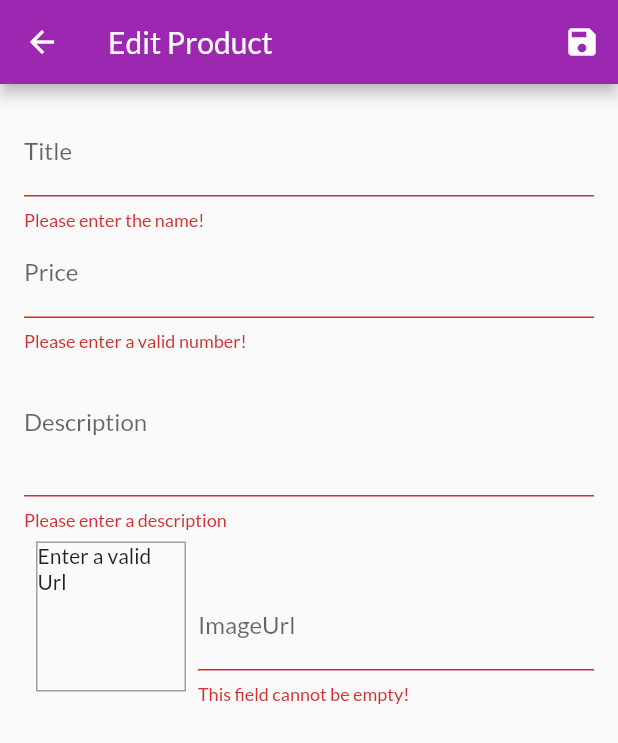
After one commit to sanjay-nanda/E-Commerce-App, a Flutter app: the EditProductScreen screen opened by its route, after a tap on the "save" icon, on a phone screen of 412 x 824 dp. The commit adds this screen. Shown: the top 743 px of the screen. Run offline on Flutter 3.47's test engine with Material 2 defaults, Android fonts, the phone set to English and light mode, and no system bars; network calls fail.

Commit message:
Added more functionalities

```diff
--- a/lib/main.dart
+++ b/lib/main.dart
@@ -1,3 +1,5 @@
+import './screens/edit_products_Screen.dart';
+import './screens/user_products_screen.dart';
 import './screens/orders_screen.dart';
 import './provider/cart.dart';
 import './screens/cart_screen.dart';
@@ -40,6 +42,8 @@ class MyApp extends StatelessWidget {
           ProductDetailsScreen.routeName: (ctx) => ProductDetailsScreen(),
           CartScreen.routeName: (ctx) => CartScreen(),
           OrdersScreen.routeName: (ctx) => OrdersScreen(),
+          UserProductsScreen.routeName: (ctx) => UserProductsScreen(),
+          EditProductScreen.routeName: (ctx) => EditProductScreen(),
         },
       ),
     );
--- a/lib/provider/products.dart
+++ b/lib/provider/products.dart
@@ -45,15 +45,28 @@ class Products with ChangeNotifier {
     return [..._items];
   }
 
-  // var _showFavoritesOnly = false;
+  void addProduct(Product product) {
+    final newProduct = Product(
+        id: DateTime.now().toString(),
+        description: product.description,
+        imageUrl: product.imageUrl,
+        price: product.price,
+        title: product.title);
+    _items.add(newProduct);
+    notifyListeners();
+  }
 
-  // void showFavoritesOnly(){
-  //   _showFavoritesOnly = true;
-  // }
+  void updateProduct(String id, Product newProduct){
+    final prodIndex = _items.indexWhere((element) => element.id == id);
+    if(prodIndex >= 0){
+    _items[prodIndex] = newProduct;
+    notifyListeners();} else{
+      print('...');
+    }
+  }
 
-  // void showAll(){
-  //   _showFavoritesOnly = false;
- // }
-
-
+  void deleteProduct(String id){
+    _items.removeWhere((element) => element.id == id);
+    notifyListeners();
+  }
 }
--- /dev/null
+++ b/lib/screens/edit_products_Screen.dart
@@ -0,0 +1,256 @@
+import '../provider/product.dart';
+import '../provider/products.dart';
+import 'package:flutter/material.dart';
+import 'package:provider/provider.dart';
+
+class EditProductScreen extends StatefulWidget {
+  static const routeName = '/edit-products-screen ';
+
+  @override
+  _EditProductScreenState createState() => _EditProductScreenState();
+}
+
+class _EditProductScreenState extends State<EditProductScreen> {
+  final _pricefocusNode = FocusNode();
+  final _descriptionfocusNode = FocusNode();
+  final _imageUrlcontroller = TextEditingController();
+  final _imageFocusNode = FocusNode();
+  final _form = GlobalKey<FormState>();
+  var _editedProduct =
+      Product(id: null, description: '', imageUrl: '', price: 0.0, title: '');
+  var _initValue = {
+    'title': '',
+    'description': '',
+    'price': '',
+    'imageUrl': '',
+  };
+  var _init = true;
+
+  @override
+  void initState() {
+    _imageFocusNode.addListener(_updateImageUrl);
+    super.initState();
+  }
+
+  @override
+  void didChangeDependencies() {
+    if (_init) {
+      final productId = ModalRoute.of(context).settings.arguments as String;
+      if (productId != null) {
+        _editedProduct = Provider.of<Products>(context, listen: false)
+            .items
+            .firstWhere((element) => element.id == productId);
+        _initValue = {
+          'title': _editedProduct.title,
+          'imageUrl': '',
+          'description': _editedProduct.description,
+          'price': _editedProduct.price.toString(),
+        };
+        _imageUrlcontroller.text = _editedProduct.imageUrl;
+      }
+      _init = false;
+    }
+    super.didChangeDependencies();
+  }
+
+  void _updateImageUrl() {
+    if (!_imageFocusNode.hasFocus) {
+      if (_imageUrlcontroller.text.isEmpty ||
+          (!_imageUrlcontroller.text.startsWith('http') &&
+              !_imageUrlcontroller.text.startsWith('https')) ||
+          (!_imageUrlcontroller.text.endsWith('.png') &&
+              !_imageUrlcontroller.text.endsWith('.jpeg') &&
+              !_imageUrlcontroller.text.endsWith('.jpg'))) {
+        return;
+      }
+
+      setState(() {});
+    }
+  }
+
+  void _saveForm() {
+    final _valid = _form.currentState.validate();
+
+    if (!_valid) {
+      return;
+    }
+
+    _form.currentState.save();
+    if (_editedProduct.id != null) {
+    } else {
+      Provider.of<Products>(context, listen: false).addProduct(_editedProduct);
+      Navigator.of(context).pop();
+    }
+  }
+
+  @override
+  void dispose() {
+    _pricefocusNode.dispose();
+    _descriptionfocusNode.dispose();
+    _imageUrlcontroller.dispose();
+    _imageFocusNode.dispose();
+    _imageFocusNode.removeListener(_updateImageUrl);
+    super.dispose();
+  }
+
+  @override
+  Widget build(BuildContext context) {
+    return Scaffold(
+      appBar: AppBar(
+        title: Text('Edit Product'),
+        actions: [IconButton(icon: Icon(Icons.save), onPressed: _saveForm)],
+      ),
+      body: Padding(
+        padding: const EdgeInsets.all(16.0),
+        child: Form(
+          key: _form,
+          child: SingleChildScrollView(
+            child: Column(
+              children: [
+                TextFormField(
+                  decoration: InputDecoration(labelText: 'Title'),
+                  initialValue: _initValue['title'],
+                  textInputAction: TextInputAction.next,
+                  onFieldSubmitted: (_) {
+                    FocusScope.of(context).requestFocus(_pricefocusNode);
+                  },
+                  onSaved: (value) {
+                    _editedProduct = Product(
+                        id: _editedProduct.id,
+                        description: _editedProduct.description,
+                        imageUrl: _editedProduct.imageUrl,
+                        price: _editedProduct.price,
+                        title: value,
+                        isFavorite: _editedProduct.isFavorite);
+                  },
+                  validator: (value) {
+                    if (value.isEmpty) {
+                      return "Please enter the name!";
+                    }
+                    return null;
+                  },
+                ),
+                TextFormField(
+                  decoration: InputDecoration(labelText: 'Price'),
+                  initialValue: _initValue['price'],
+                  textInputAction: TextInputAction.next,
+                  keyboardType: TextInputType.number,
+                  focusNode: _pricefocusNode,
+                  onFieldSubmitted: (_) {
+                    FocusScope.of(context).requestFocus(_descriptionfocusNode);
+                  },
+                  onSaved: (value) {
+                    _editedProduct = Product(
+                        id: _editedProduct.id,
+                        isFavorite: _editedProduct.isFavorite,
+                        description: _editedProduct.description,
+                        imageUrl: _editedProduct.imageUrl,
+                        price: double.parse(value),
+                        title: _editedProduct.title);
+                  },
+                  validator: (value) {
+                    if (double.tryParse(value) == null) {
+                      return 'Please enter a valid number!';
+                    }
+                    if (value.isEmpty) {
+                      return 'Please enter the price!';
+                    }
+                    if (double.parse(value) <= 0) {
+                      return 'Enter a valid price';
+                    }
+                    return null;
+                  },
+                ),
+                TextFormField(
+                  decoration: InputDecoration(labelText: 'Description'),
+                  maxLines: 3,
+                  initialValue: _initValue['description'],
+                  keyboardType: TextInputType.multiline,
+                  focusNode: _descriptionfocusNode,
+                  onSaved: (value) {
+                    _editedProduct = Product(
+                        id: _editedProduct.id,
+                        isFavorite: _editedProduct.isFavorite,
+                        description: value,
+                        imageUrl: _editedProduct.imageUrl,
+                        price: _editedProduct.price,
+                        title: _editedProduct.title);
+                  },
+                  validator: (value) {
+                    if (value.isEmpty) {
+                      return 'Please enter a description';
+                    }
+                    if (value.length < 10) {
+                      return 'Should be atleast 10 characters';
+                    }
+                    return null;
+                  },
+                ),
+                Row(
+                  crossAxisAlignment: CrossAxisAlignment.end,
+                  children: [
+                    Container(
+                      width: 100,
+                      height: 100,
+                      margin: EdgeInsets.all(8),
+                      decoration: BoxDecoration(
+                        border: Border.all(
+                          width: 1,
+                          color: Colors.grey,
+                        ),
+                      ),
+                      child: _imageUrlcontroller.text.isEmpty
+                          ? Text('Enter a valid Url')
+                          : FittedBox(
+                              child: Image.network(
+                                _imageUrlcontroller.text,
+                                fit: BoxFit.cover,
+                              ),
+                            ),
+                    ),
+                    Expanded(
+                      child: TextFormField(
+                        decoration: InputDecoration(labelText: 'ImageUrl'),
+                        keyboardType: TextInputType.text,
+                        textInputAction: TextInputAction.done,
+                        controller: _imageUrlcontroller,
+                        focusNode: _imageFocusNode,
+                        onFieldSubmitted: (_) {
+                          _saveForm();
+                        },
+                        onSaved: (value) {
+                          _editedProduct = Product(
+                              id: _editedProduct.id,
+                              isFavorite: _editedProduct.isFavorite,
+                              description: _editedProduct.description,
+                              imageUrl: value,
+                              price: _editedProduct.price,
+                              title: _editedProduct.title);
+                        },
+                        validator: (value) {
+                          if (value.isEmpty) {
+                            return 'This field cannot be empty!';
+                          }
+                          if (!value.startsWith('http') &&
+                              !value.startsWith('https')) {
+                            return 'Please enter a valid URL';
+                          }
+                          if (!value.endsWith('.png') &&
+                              !value.endsWith('.jpeg') &&
+                              !value.endsWith('.jpg')) {
+                            return 'Please enter an image URL.';
+                          }
+                          return null;
+                        },
+                      ),
+                    )
+                  ],
+                )
+              ],
+            ),
+          ),
+        ),
+      ),
+    );
+  }
+}
--- a/lib/widgets/app_drawer.dart
+++ b/lib/widgets/app_drawer.dart
@@ -1,4 +1,5 @@
 import 'package:Shopify/screens/orders_screen.dart';
+import 'package:Shopify/screens/user_products_screen.dart';
 import 'package:flutter/material.dart';
 
 class AppDrawer extends StatelessWidget {
@@ -21,12 +22,21 @@ class AppDrawer extends StatelessWidget {
           ),
           Divider(),
           ListTile(
-              leading: Icon(Icons.payment),
-              title: Text('Orders'),
-              onTap: () {
-                Navigator.of(context)
-                    .pushReplacementNamed(OrdersScreen.routeName);
-              })
+            leading: Icon(Icons.payment),
+            title: Text('Orders'),
+            onTap: () {
+              Navigator.of(context)
+                  .pushReplacementNamed(OrdersScreen.routeName);
+            },
+          ),
+          Divider(),
+          ListTile(
+            leading: Icon(Icons.edit),
+            title: Text('Manage Products'),
+            onTap: (){
+              Navigator.of(context).pushReplacementNamed(UserProductsScreen.routeName);
+            },
+          )
         ],
       ),
     );
--- a/lib/widgets/product_item.dart
+++ b/lib/widgets/product_item.dart
@@ -41,6 +41,16 @@ class ProductItem extends StatelessWidget {
               icon: Icon(Icons.shopping_cart),
               onPressed: () {
                 cart.addItem(product.id, product.price, product.title);
+                Scaffold.of(context).hideCurrentSnackBar();
+                Scaffold.of(context).showSnackBar(
+                  SnackBar(
+                    content: Text('Added 1 ${product.title} to Cart!',),
+                    duration: Duration(seconds: 2),
+                    action: SnackBarAction(label: 'UNDO', onPressed: (){
+                      cart.removeSingleItem(product.id);
+                    }),
+                  ),
+                );
               },
               color: Theme.of(context).accentColor),
           title: Text(
```
Also changed, not shown: lib/provider/cart.dart (+21 -2 lines), lib/screens/user_products_screen.dart (added, +40 -0 lines), lib/widgets/cart_item.dart (+42 -8 lines), lib/widgets/user_product.dart (added, +43 -0 lines).
